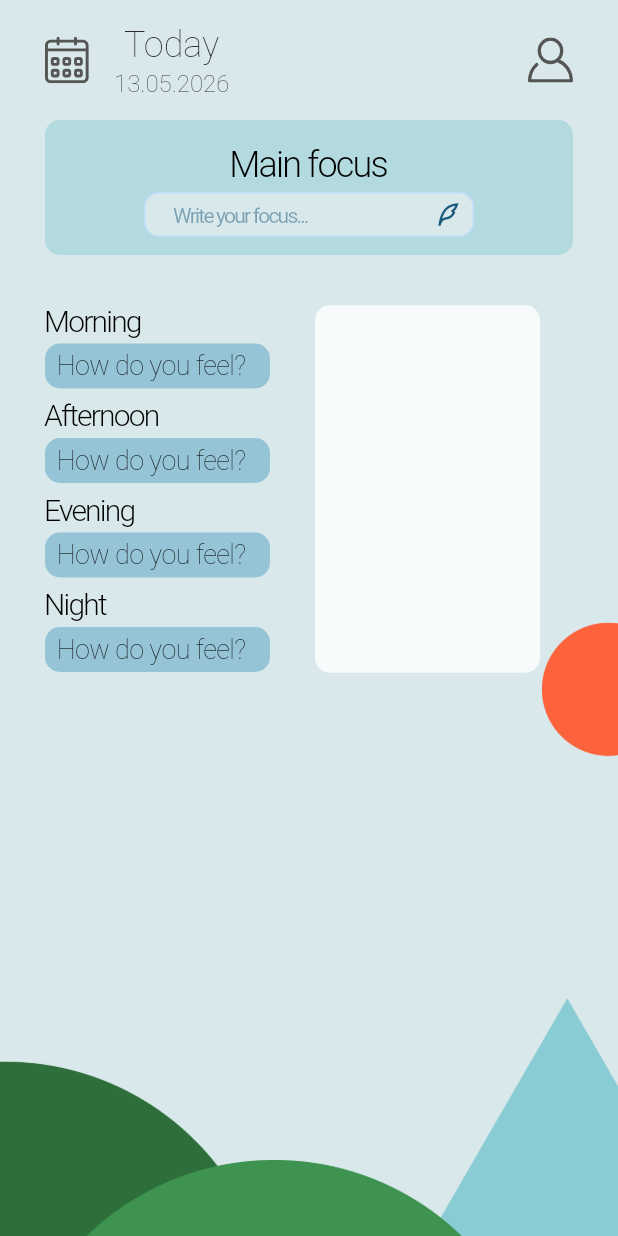
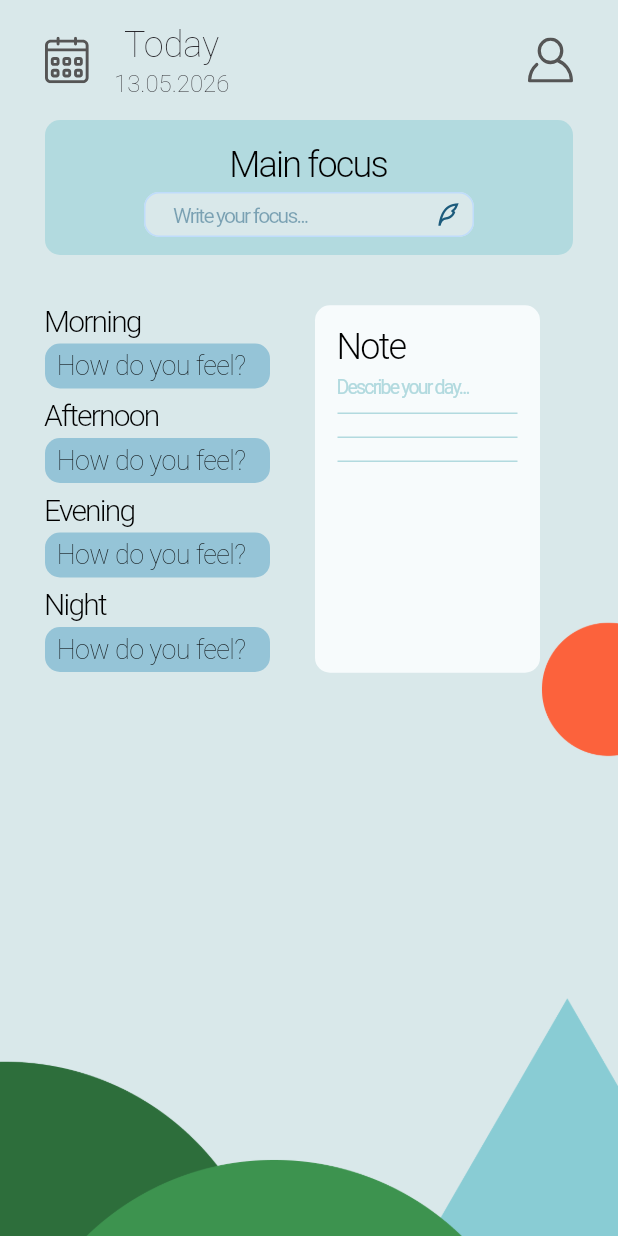
Before and after one commit to euginekardash/mood_app_flutter, a Flutter app: the screen it shows after launch, on a phone screen of 412 x 824 dp. Run offline on Flutter 3.47's test engine with Material 3 defaults, Android fonts, the phone set to English and light mode, and no system bars; our stand-ins replace connectivity_plus, equatable, flutter_bloc, flutter_local_notifications, flutter_svg, go_router and 1 more; missing offline and left inert: status_bar_control.

Commit message:
add note container ui in home screen

```diff
--- a/lib/screens/home_screen/home_screen.dart
+++ b/lib/screens/home_screen/home_screen.dart
@@ -5,6 +5,7 @@ import 'package:intl/intl.dart';
 import 'package:mood_app1/gen/assets.gen.dart';
 import 'package:mood_app1/screens/home_screen/widgets/focus_container.dart';
 import 'package:mood_app1/screens/home_screen/widgets/mood_column.dart';
+import 'package:mood_app1/screens/home_screen/widgets/note_container.dart';
 import 'package:mood_app1/widgets/backgroung_gradient.dart';
 
 class HomeScreen extends StatefulWidget {
@@ -151,13 +152,7 @@ class _HomeScreenState extends State<HomeScreen> {
                     SizedBox(
                       width: 30,
                     ),
-                    Container(
-                      height: 245,
-                      width: 150,
-                      decoration: BoxDecoration(
-                          color: Color.fromRGBO(247, 251, 252, 100),
-                          borderRadius: BorderRadius.circular(10)),
-                    )
+                    NoteContainer()
                   ],
                 )
               ],
--- /dev/null
+++ b/lib/screens/home_screen/widgets/note_container.dart
@@ -0,0 +1,45 @@
+import 'package:flutter/material.dart';
+
+class NoteContainer extends StatelessWidget {
+  const NoteContainer({
+    super.key,
+  });
+
+  @override
+  Widget build(BuildContext context) {
+    return Container(
+      height: 245,
+      width: 150,
+      decoration: BoxDecoration(
+          color: Color.fromRGBO(247, 251, 252, 100),
+          borderRadius: BorderRadius.circular(10)),
+      child: Padding(
+        padding: const EdgeInsets.symmetric(
+            horizontal: 15, vertical: 11),
+        child: Column(
+          crossAxisAlignment: CrossAxisAlignment.start,
+          children: [
+            Text(
+              'Note',
+              style: TextStyle(
+                  fontSize: 24, fontWeight: FontWeight.w300),
+            ),
+            Text(
+              'Describe your day...',
+              style: TextStyle(fontSize: 13, color: Theme.of(context).primaryColor,),
+            ),
+            Divider(
+              color: Theme.of(context).primaryColor,
+            ),
+            Divider(
+              color: Theme.of(context).primaryColor,
+            ),
+            Divider(
+              color: Theme.of(context).primaryColor,
+            )
+          ],
+        ),
+      ),
+    );
+  }
+}
```
